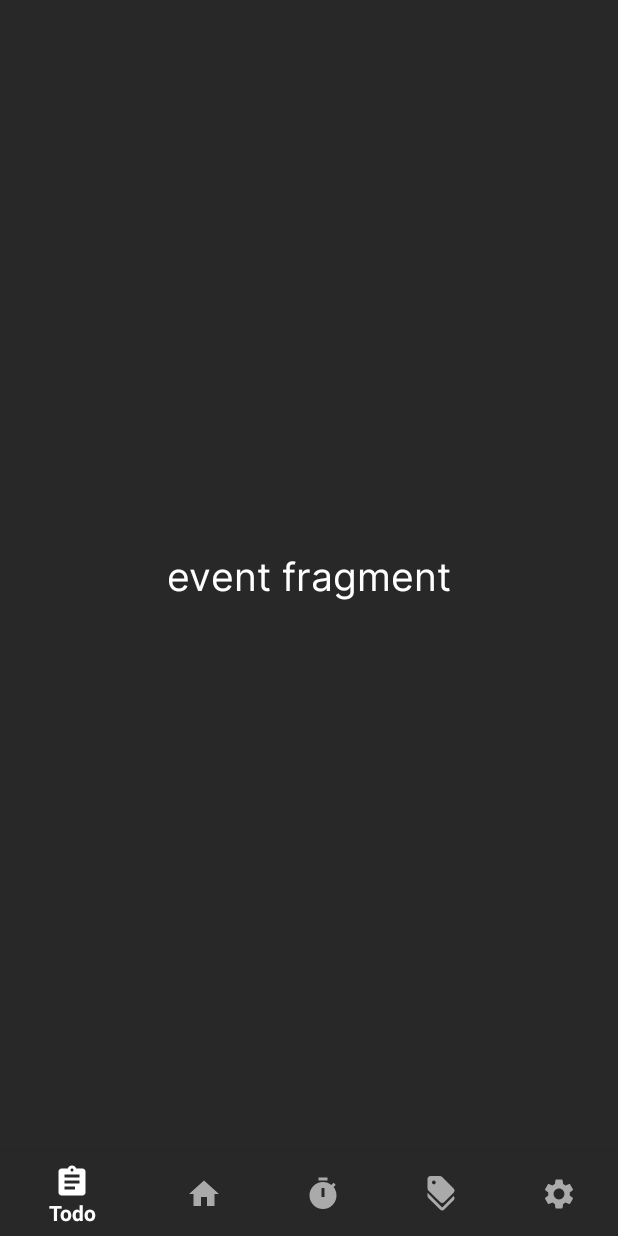
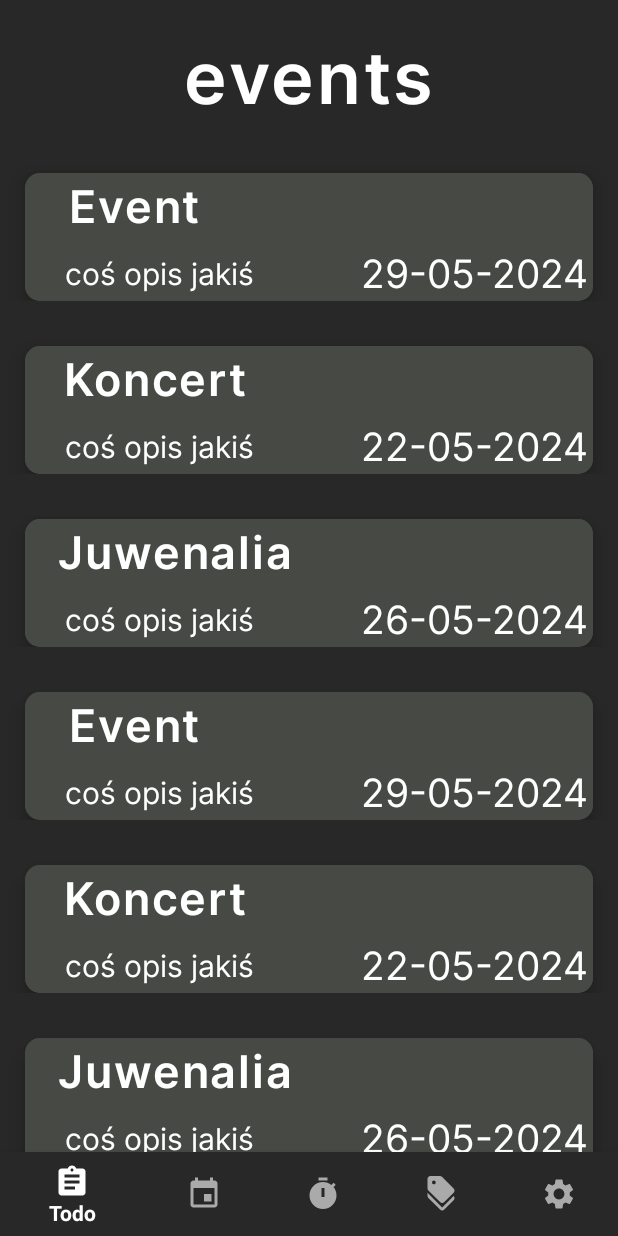
Before and after one commit to parsley026/Teeplan, an Android app: the fragment EventFragment placed in its activity, on a phone screen of 412 x 824 dp. Run offline under Robolectric (Android 15) with nearby library versions, the light colour scheme and no system bars; libraries missing offline, so code that uses them is left out: com.leinardi.android; 7 statements that could not run were skipped.

Commit message:
Dodanie bazowej funkcjonalości eventów i zmiana ikonki

```diff
--- a/AndroidApplication/app/src/main/java/com/example/teeplan/coupon/CouponRecyclerViewAdapter.java
+++ b/AndroidApplication/app/src/main/java/com/example/teeplan/coupon/CouponRecyclerViewAdapter.java
@@ -26,7 +26,7 @@ public class CouponRecyclerViewAdapter extends RecyclerView.Adapter<CouponRecycl
     @Override
     public ViewHolder onCreateViewHolder(@NonNull ViewGroup parent, int viewType) {
         LayoutInflater inflater = LayoutInflater.from(context);
-        View view = inflater.inflate(R.layout.recycler_view_row, parent, false);
+        View view = inflater.inflate(R.layout.recycler_view_row_coupon, parent, false);
 
         return new CouponRecyclerViewAdapter.ViewHolder(view);
     }
--- a/AndroidApplication/app/src/main/java/com/example/teeplan/event/EventFragment.java
+++ b/AndroidApplication/app/src/main/java/com/example/teeplan/event/EventFragment.java
@@ -1,20 +1,18 @@
 package com.example.teeplan.event;
 
 import android.os.Bundle;
-
-import androidx.fragment.app.Fragment;
-
 import android.view.LayoutInflater;
 import android.view.View;
 import android.view.ViewGroup;
 
+import androidx.fragment.app.Fragment;
+import androidx.recyclerview.widget.LinearLayoutManager;
+import androidx.recyclerview.widget.RecyclerView;
+
 import com.example.teeplan.R;
 
-/**
- * A simple {@link Fragment} subclass.
- * Use the {@link EventFragment#newInstance} factory method to
- * create an instance of this fragment.
- */
+import java.util.ArrayList;
+
 public class EventFragment extends Fragment {
 
     // TODO: Rename parameter arguments, choose names that match
@@ -30,15 +28,6 @@ public class EventFragment extends Fragment {
         // Required empty public constructor
     }
 
-    /**
-     * Use this factory method to create a new instance of
-     * this fragment using the provided parameters.
-     *
-     * @param param1 Parameter 1.
-     * @param param2 Parameter 2.
-     * @return A new instance of fragment EventFragment.
-     */
-    // TODO: Rename and change types and number of parameters
     public static EventFragment newInstance(String param1, String param2) {
         EventFragment fragment = new EventFragment();
         Bundle args = new Bundle();
@@ -48,6 +37,9 @@ public class EventFragment extends Fragment {
         return fragment;
     }
 
+
+    ArrayList<EventModel> eventModels = new ArrayList<>();
+
     @Override
     public void onCreate(Bundle savedInstanceState) {
         super.onCreate(savedInstanceState);
@@ -55,12 +47,39 @@ public class EventFragment extends Fragment {
             mParam1 = getArguments().getString(ARG_PARAM1);
             mParam2 = getArguments().getString(ARG_PARAM2);
         }
+
     }
 
     @Override
-    public View onCreateView(LayoutInflater inflater, ViewGroup container,
-                             Bundle savedInstanceState) {
-        // Inflate the layout for this fragment
-        return inflater.inflate(R.layout.fragment_event, container, false);
+    public View onCreateView(LayoutInflater inflater, ViewGroup container, Bundle savedInstanceState) {
+        View view = inflater.inflate(R.layout.fragment_event, container, false);
+
+        RecyclerView recyclerView = view.findViewById(R.id.eventsRecylerView);
+        setUpEventModels();
+
+        EventRecyclerViewAdapter adapter = new EventRecyclerViewAdapter(getActivity(), eventModels);
+        recyclerView.setAdapter(adapter);
+        recyclerView.setLayoutManager(new LinearLayoutManager(getActivity()));
+
+        return view;
+    }
+
+    private void setUpEventModels() {
+        eventModels.add(new EventModel("Event", "coś opis jakiś", "29-05-2024"));
+        eventModels.add(new EventModel("Koncert", "coś opis jakiś", "22-05-2024"));
+        eventModels.add(new EventModel("Juwenalia", "coś opis jakiś", "26-05-2024"));
+
+        eventModels.add(new EventModel("Event", "coś opis jakiś", "29-05-2024"));
+        eventModels.add(new EventModel("Koncert", "coś opis jakiś", "22-05-2024"));
+        eventModels.add(new EventModel("Juwenalia", "coś opis jakiś", "26-05-2024"));
+
+        eventModels.add(new EventModel("Event", "coś opis jakiś", "29-05-2024"));
+        eventModels.add(new EventModel("Koncert", "coś opis jakiś", "22-05-2024"));
+        eventModels.add(new EventModel("Juwenalia", "coś opis jakiś", "26-05-2024"));
+
+        eventModels.add(new EventModel("Event", "coś opis jakiś", "29-05-2024"));
+        eventModels.add(new EventModel("Koncert", "coś opis jakiś", "22-05-2024"));
+        eventModels.add(new EventModel("Juwenalia", "coś opis jakiś", "26-05-2024"));
+
     }
 }
--- /dev/null
+++ b/AndroidApplication/app/src/main/java/com/example/teeplan/event/EventModel.java
@@ -0,0 +1,26 @@
+package com.example.teeplan.event;
+
+public class EventModel {
+    private String name;
+    private String description;
+
+    private String date;
+
+    public EventModel(String name, String description, String date) {
+        this.name = name;
+        this.description = description;
+        this.date = date;
+    }
+
+    public String getName() {
+        return name;
+    }
+
+    public String getDescription() {
+        return description;
+    }
+
+    public String getDate() {
+        return date;
+    }
+}
--- /dev/null
+++ b/AndroidApplication/app/src/main/java/com/example/teeplan/event/EventRecyclerViewAdapter.java
@@ -0,0 +1,58 @@
+package com.example.teeplan.event;
+
+import android.content.Context;
+import android.view.LayoutInflater;
+import android.view.View;
+import android.view.ViewGroup;
+import android.widget.TextView;
+
+import androidx.annotation.NonNull;
+import androidx.recyclerview.widget.RecyclerView;
+
+import com.example.teeplan.R;
+
+import java.util.ArrayList;
+
+public class EventRecyclerViewAdapter extends RecyclerView.Adapter<EventRecyclerViewAdapter.ViewHolder> {
+    private Context context;
+    private ArrayList<EventModel> eventModels;
+
+    public EventRecyclerViewAdapter(Context context, ArrayList<EventModel> eventModels) {
+        this.context = context;
+        this.eventModels = eventModels;
+    }
+
+    @NonNull
+    @Override
+    public ViewHolder onCreateViewHolder(@NonNull ViewGroup parent, int viewType) {
+        LayoutInflater inflater = LayoutInflater.from(context);
+        View view = inflater.inflate(R.layout.recycler_view_row_event, parent, false);
+
+        return new EventRecyclerViewAdapter.ViewHolder(view);
+    }
+
+    @Override
+    public void onBindViewHolder(@NonNull ViewHolder holder, int position) {
+        holder.tvName.setText(eventModels.get(position).getName());
+        holder.tvDescription.setText(eventModels.get(position).getDescription());
+        holder.tvDate.setText(eventModels.get(position).getDate());
+    }
+
+    @Override
+    public int getItemCount() {
+        return eventModels.size();
+    }
+
+    public static class ViewHolder extends RecyclerView.ViewHolder {
+
+        TextView tvName, tvDescription, tvDate;
+
+        public ViewHolder(@NonNull View itemView) {
+            super(itemView);
+
+            tvName = itemView.findViewById(R.id.EventName);
+            tvDescription = itemView.findViewById(R.id.EventDescription);
+            tvDate = itemView.findViewById(R.id.EventDate);
+        }
+    }
+}
--- /dev/null
+++ b/AndroidApplication/app/src/main/res/drawable/baseline_event_24.xml
@@ -0,0 +1,5 @@
+<vector xmlns:android="http://schemas.android.com/apk/res/android" android:height="50dp" android:tint="#FFFFFF" android:viewportHeight="24" android:viewportWidth="24" android:width="50dp">
+
+    <path android:fillColor="@android:color/white" android:pathData="M17,12h-5v5h5v-5zM16,1v2L8,3L8,1L6,1v2L5,3c-1.11,0 -1.99,0.9 -1.99,2L3,19c0,1.1 0.89,2 2,2h14c1.1,0 2,-0.9 2,-2L21,5c0,-1.1 -0.9,-2 -2,-2h-1L18,1h-2zM19,19L5,19L5,8h14v11z"/>
+
+</vector>
--- a/AndroidApplication/app/src/main/res/layout/fragment_event.xml
+++ b/AndroidApplication/app/src/main/res/layout/fragment_event.xml
@@ -1,15 +1,33 @@
 <?xml version="1.0" encoding="utf-8"?>
-<FrameLayout xmlns:android="http://schemas.android.com/apk/res/android"
+<androidx.constraintlayout.widget.ConstraintLayout xmlns:android="http://schemas.android.com/apk/res/android"
+    xmlns:app="http://schemas.android.com/apk/res-auto"
     xmlns:tools="http://schemas.android.com/tools"
+    android:id="@+id/timer_xml"
     android:layout_width="match_parent"
     android:layout_height="match_parent"
+    android:textAlignment="center"
     tools:context=".event.EventFragment">
 
+
+    <androidx.recyclerview.widget.RecyclerView
+        android:id="@+id/eventsRecylerView"
+        android:layout_width="409dp"
+        android:layout_height="729dp"
+        app:layout_constraintBottom_toBottomOf="parent"
+        app:layout_constraintEnd_toEndOf="parent"
+        app:layout_constraintStart_toStartOf="parent"
+        app:layout_constraintTop_toBottomOf="@+id/viewEvents"
+        app:layout_constraintVertical_bias="0.0" />
+
     <TextView
-        style="@style/AppEntryTextStyle"
+        android:id="@+id/viewEvents"
+        style="@style/AppHeaderTextStyle"
         android:layout_width="wrap_content"
         android:layout_height="wrap_content"
-        android:layout_gravity="center"
-        android:text="event fragment" />
-
-</FrameLayout>
+        android:text="events"
+        app:layout_constraintBottom_toBottomOf="parent"
+        app:layout_constraintEnd_toEndOf="parent"
+        app:layout_constraintStart_toStartOf="parent"
+        app:layout_constraintTop_toTopOf="parent"
+        app:layout_constraintVertical_bias="0.023" />
+</androidx.constraintlayout.widget.ConstraintLayout>
--- /dev/null
+++ b/AndroidApplication/app/src/main/res/layout/recycler_view_row_event.xml
@@ -0,0 +1,70 @@
+<?xml version="1.0" encoding="utf-8"?>
+<androidx.constraintlayout.widget.ConstraintLayout xmlns:android="http://schemas.android.com/apk/res/android"
+    xmlns:app="http://schemas.android.com/apk/res-auto"
+    android:layout_width="match_parent"
+    android:layout_height="wrap_content">
+
+    <androidx.cardview.widget.CardView
+        android:layout_width="match_parent"
+        android:layout_height="wrap_content"
+        app:layout_constraintEnd_toEndOf="parent"
+        app:layout_constraintStart_toStartOf="parent"
+        app:layout_constraintBottom_toBottomOf="parent"
+        app:layout_constraintTop_toTopOf="parent"
+        app:cardBackgroundColor="@color/colorBlackOlive"
+        app:cardCornerRadius="10dp"
+        app:cardElevation="8dp"
+        android:layout_marginTop="30dp"
+        android:layout_marginLeft="15dp"
+        android:layout_marginRight="15dp">
+
+        <androidx.constraintlayout.widget.ConstraintLayout
+            android:background="@color/colorBlackOlive"
+            android:layout_width="match_parent"
+            android:layout_height="85dp">
+
+            <TextView
+                android:id="@+id/EventName"
+                style="@style/AppHeaderTextStyle"
+                android:layout_width="wrap_content"
+                android:layout_height="wrap_content"
+                android:text="Name"
+                android:textSize="30dp"
+
+                app:layout_constraintBottom_toBottomOf="parent"
+                app:layout_constraintEnd_toEndOf="parent"
+                app:layout_constraintHorizontal_bias="0.1"
+                app:layout_constraintStart_toStartOf="parent"
+                app:layout_constraintTop_toTopOf="parent"
+                app:layout_constraintVertical_bias="0.0" />
+
+            <TextView
+                android:id="@+id/EventDescription"
+                style="@style/AppEntryTextStyle"
+                android:layout_width="wrap_content"
+                android:layout_height="wrap_content"
+                android:text="Description"
+                android:textSize="20dp"
+                app:layout_constraintBottom_toBottomOf="parent"
+                app:layout_constraintEnd_toEndOf="parent"
+                app:layout_constraintHorizontal_bias="0.106"
+                app:layout_constraintStart_toStartOf="parent"
+                app:layout_constraintTop_toBottomOf="@+id/EventName"
+                app:layout_constraintVertical_bias="0.692" />
+
+            <TextView
+                android:id="@+id/EventDate"
+                style="@style/AppEntryTextStyle"
+                android:layout_width="wrap_content"
+                android:layout_height="wrap_content"
+                android:text="23-05-2024"
+                app:layout_constraintBottom_toBottomOf="parent"
+                app:layout_constraintEnd_toEndOf="parent"
+                app:layout_constraintHorizontal_bias="0.987"
+                app:layout_constraintStart_toStartOf="parent"
+                app:layout_constraintTop_toTopOf="parent"
+                app:layout_constraintVertical_bias="1.0" />
+
+        </androidx.constraintlayout.widget.ConstraintLayout>
+    </androidx.cardview.widget.CardView>
+</androidx.constraintlayout.widget.ConstraintLayout>
--- a/AndroidApplication/app/src/main/res/menu/nav_menu.xml
+++ b/AndroidApplication/app/src/main/res/menu/nav_menu.xml
@@ -7,8 +7,8 @@
         android:icon="@drawable/baseline_assignment_24"
         android:id="@+id/todo" />
     <item
-        android:title="events"
-        android:icon="@drawable/baseline_home_24"
+        android:title="Events"
+        android:icon="@drawable/baseline_event_24"
         android:id="@+id/events" />
 
 
@@ -18,7 +18,7 @@
         android:id="@+id/timer" />
 
     <item
-        android:title="Coupon"
+        android:title="Coupons"
         android:icon="@drawable/baseline_discount_24"
         android:id="@+id/coupon" />
 
```
Also changed, not shown: AndroidApplication/app/src/main/res/layout/recycler_view_row_coupon.xml (renamed from AndroidApplication/app/src/main/res/layout/recycler_view_row.xml).
